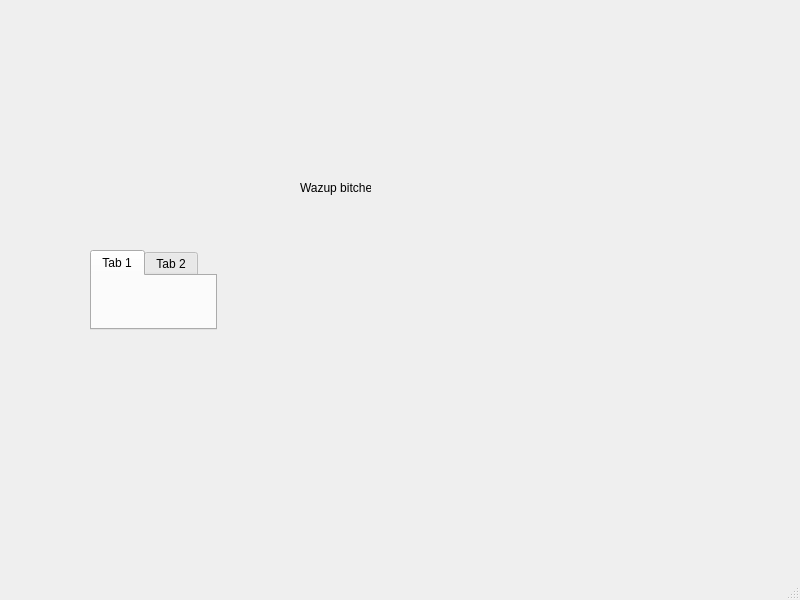
Old version of the form Verkefni3/ui/window.ui in the repository thortom/T-316-GAVI.
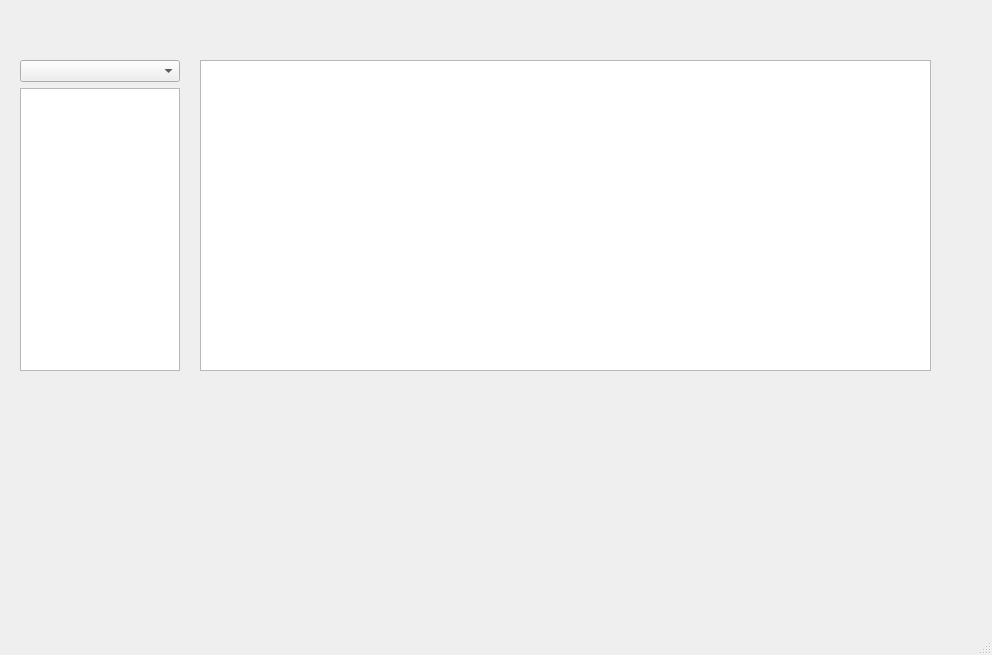
New version of the form. Custom widgets are drawn as their Qt base class.

Diff of the .ui file:
```diff
--- a/Verkefni3/ui/window.ui
+++ b/Verkefni3/ui/window.ui
@@ -6,49 +6,45 @@
    <rect>
     <x>0</x>
     <y>0</y>
-    <width>800</width>
-    <height>600</height>
+    <width>992</width>
+    <height>655</height>
    </rect>
   </property>
   <property name="windowTitle">
    <string>Verkefni 3</string>
   </property>
   <widget class="QWidget" name="centralwidget">
-   <widget class="QLabel" name="label">
+   <widget class="PlotWidget" name="graphicsView">
     <property name="geometry">
      <rect>
-      <x>300</x>
-      <y>180</y>
-      <width>71</width>
-      <height>16</height>
+      <x>200</x>
+      <y>60</y>
+      <width>731</width>
+      <height>311</height>
      </rect>
     </property>
-    <property name="text">
-     <string>Wazup bitches</string>
-    </property>
    </widget>
-   <widget class="QTabWidget" name="tabWidget">
+   <widget class="QWidget" name="verticalLayoutWidget">
     <property name="geometry">
      <rect>
-      <x>90</x>
-      <y>250</y>
-      <width>127</width>
-      <height>80</height>
+      <x>20</x>
+      <y>60</y>
+      <width>160</width>
+      <height>311</height>
      </rect>
     </property>
-    <property name="currentIndex">
-     <number>0</number>
-    </property>
-    <widget class="QWidget" name="tab">
-     <attribute name="title">
-      <string>Tab 1</string>
-     </attribute>
-    </widget>
-    <widget class="QWidget" name="tab_2">
-     <attribute name="title">
-      <string>Tab 2</string>
-     </attribute>
-    </widget>
+    <layout class="QVBoxLayout" name="verticalLayout">
+     <item>
+      <widget class="QComboBox" name="comboBox"/>
+     </item>
+     <item>
+      <widget class="QListView" name="listView">
+       <property name="autoFillBackground">
+        <bool>false</bool>
+       </property>
+      </widget>
+     </item>
+    </layout>
    </widget>
   </widget>
   <widget class="QMenuBar" name="menubar">
@@ -63,6 +59,13 @@
   </widget>
   <widget class="QStatusBar" name="statusbar"/>
  </widget>
+ <customwidgets>
+  <customwidget>
+   <class>PlotWidget</class>
+   <extends>QGraphicsView</extends>
+   <header>pyqtgraph.h</header>
+  </customwidget>
+ </customwidgets>
  <resources/>
  <connections/>
 </ui>
```
Left out of the diff: 2 changed lines with no effect on the pictures.
